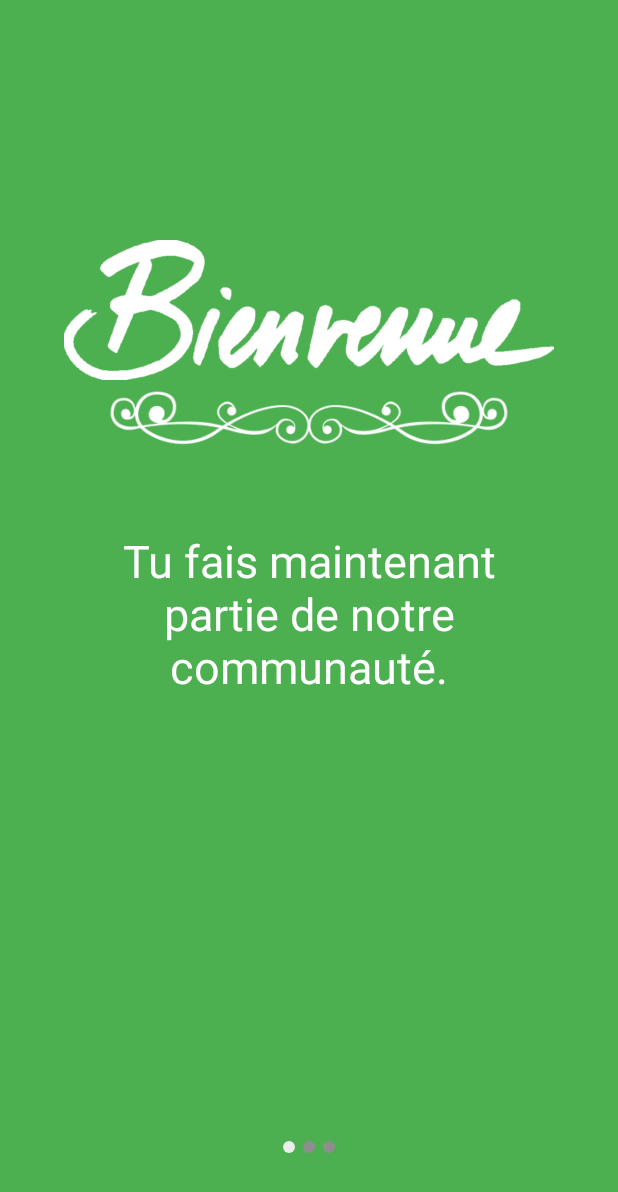
After one commit to SI3IHM20182019-R2/La-meilleure-appli-de-regime, an Android app: the WelcomeActivity screen opened directly, with no data from a screen before it, on a phone screen of 412 x 824 dp. The commit adds this screen. Shown: the top 1192 px of the screen. Run offline under Robolectric (Android 15) with nearby library versions, the phone set to English and light mode, and no system bars.

Commit message:
Mise en place d'un slider

```diff
--- a/Android/Regime_App/app/src/main/AndroidManifest.xml
+++ b/Android/Regime_App/app/src/main/AndroidManifest.xml
@@ -9,6 +9,8 @@
         android:roundIcon="@mipmap/ic_launcher_round"
         android:supportsRtl="true"
         android:theme="@style/AppTheme">
+        <activity android:name=".WelcomeActivity"></activity>
+        <activity android:name=".InscriptionActivity"></activity>
         <activity android:name=".MainActivity">
             <intent-filter>
                 <action android:name="android.intent.action.MAIN" />
--- /dev/null
+++ b/Android/Regime_App/app/src/main/java/com/example/regime_app/WelcomeActivity.java
@@ -0,0 +1,66 @@
+package com.example.regime_app;
+
+import android.support.v4.content.ContextCompat;
+import android.support.v4.view.ViewPager;
+import android.support.v7.app.AppCompatActivity;
+import android.os.Bundle;
+import android.view.ViewGroup;
+import android.widget.ImageView;
+import android.widget.LinearLayout;
+
+public class WelcomeActivity extends AppCompatActivity {
+
+    private ViewPager my_pager;
+    private int[] layouts = {R.layout.option_inscription_view_1, R.layout.option_inscription_view_2, R.layout.option_inscription_view_3};
+    private WelcomeAdaptater welcomeAdaptater;
+
+    private LinearLayout dotLayout;
+    private ImageView[] dots;
+
+    @Override
+    protected void onCreate(Bundle savedInstanceState) {
+        super.onCreate(savedInstanceState);
+        setContentView(R.layout.activity_welcome);
+
+        my_pager = (ViewPager)findViewById(R.id.viewPager);
+        welcomeAdaptater = new WelcomeAdaptater(layouts, this);
+        my_pager.setAdapter(welcomeAdaptater);
+
+        dotLayout = (LinearLayout)findViewById(R.id.dotsLayout);
+        createDots(0);
+
+        my_pager.addOnPageChangeListener(new ViewPager.OnPageChangeListener() {
+            @Override
+            public void onPageScrolled(int i, float v, int i1) {
+
+            }
+
+            @Override
+            public void onPageSelected(int position) {
+                createDots(position);
+            }
+
+            @Override
+            public void onPageScrollStateChanged(int i) {
+
+            }
+        });
+    }
+
+    private void createDots(int current_position) {
+        if (dotLayout != null) dotLayout.removeAllViews();
+        dots = new ImageView[layouts.length];
+        for (int i = 0 ; i < layouts.length ; ++i) {
+            dots[i] = new ImageView(this);
+            if (i == current_position) {
+                dots[i].setImageDrawable(ContextCompat.getDrawable(this, R.drawable.active_dots));
+            } else {
+                dots[i].setImageDrawable(ContextCompat.getDrawable(this, R.drawable.default_dots));
+            }
+            LinearLayout.LayoutParams params = new LinearLayout.LayoutParams(ViewGroup.LayoutParams.WRAP_CONTENT,
+                    ViewGroup.LayoutParams.WRAP_CONTENT);
+            params.setMargins(4,0,4,0);
+            dotLayout.addView(dots[i], params);
+        }
+    }
+}
--- /dev/null
+++ b/Android/Regime_App/app/src/main/java/com/example/regime_app/WelcomeAdaptater.java
@@ -0,0 +1,52 @@
+package com.example.regime_app;
+
+import android.content.Context;
+import android.graphics.Color;
+import android.support.annotation.NonNull;
+import android.support.v4.view.PagerAdapter;
+import android.view.LayoutInflater;
+import android.view.View;
+import android.view.ViewGroup;
+import android.widget.LinearLayout;
+
+public class WelcomeAdaptater extends PagerAdapter {
+
+    private int[] layouts;
+    private Context context;
+    private LayoutInflater layoutInflater;
+    private int[] lst_background = {
+            Color.rgb(55,55,55),
+            Color.rgb(239,85,85),
+            Color.rgb(110,49,89)
+    };
+
+    public WelcomeAdaptater(int[] layouts, Context context) {
+        this.layouts = layouts;
+        this.context = context;
+        layoutInflater = (LayoutInflater)context.getSystemService(Context.LAYOUT_INFLATER_SERVICE);
+    }
+
+    @Override
+    public int getCount() {
+        return layouts.length;
+    }
+
+    @Override
+    public boolean isViewFromObject(@NonNull View view, @NonNull Object o) {
+        return view == o;
+    }
+
+    @NonNull
+    @Override
+    public Object instantiateItem(@NonNull ViewGroup container, int position) {
+        View view = layoutInflater.inflate(layouts[position], container, false);
+        container.addView(view);
+        return view;
+    }
+
+    @Override
+    public void destroyItem(@NonNull ViewGroup container, int position, @NonNull Object object) {
+        View view = (View)object;
+        container.removeView(view);
+    }
+}
--- /dev/null
+++ b/Android/Regime_App/app/src/main/res/drawable/active_dots.xml
@@ -0,0 +1,9 @@
+<?xml version="1.0" encoding="utf-8"?>
+<shape xmlns:android="http://schemas.android.com/apk/res/android"
+    android:shape="oval"
+    android:useLevel="true"
+    android:dither="true">
+
+    <size android:height="8dp" android:width="8dp"></size>
+    <solid android:color="@color/activeDot"></solid>
+</shape>
--- /dev/null
+++ b/Android/Regime_App/app/src/main/res/drawable/default_dots.xml
@@ -0,0 +1,9 @@
+<?xml version="1.0" encoding="utf-8"?>
+<shape xmlns:android="http://schemas.android.com/apk/res/android"
+    android:shape="oval"
+    android:useLevel="true"
+    android:dither="true">
+
+    <size android:height="8dp" android:width="8dp"></size>
+    <solid android:color="@color/inactiveDot"></solid>
+</shape>
--- /dev/null
+++ b/Android/Regime_App/app/src/main/res/layout/activity_welcome.xml
@@ -0,0 +1,28 @@
+<?xml version="1.0" encoding="utf-8"?>
+<RelativeLayout xmlns:app="http://schemas.android.com/apk/res-auto"
+    xmlns:tools="http://schemas.android.com/tools"
+    xmlns:android="http://schemas.android.com/apk/res/android"
+    android:layout_width="match_parent"
+    android:layout_height="match_parent"
+    android:background="@color/bienvenue_green1"
+    tools:context=".WelcomeActivity">
+
+    <android.support.v4.view.ViewPager
+        android:layout_width="match_parent"
+        android:layout_height="match_parent"
+        android:layout_alignParentBottom="true"
+        android:id="@+id/viewPager">
+    </android.support.v4.view.ViewPager>
+
+    <LinearLayout
+        android:id="@+id/dotsLayout"
+        android:layout_width="match_parent"
+        android:layout_height="wrap_content"
+        android:layout_centerHorizontal="true"
+        android:layout_alignParentBottom="true"
+        android:layout_marginBottom="55sp"
+        android:gravity="center"
+        android:orientation="horizontal"
+        ></LinearLayout>
+
+</RelativeLayout>
--- /dev/null
+++ b/Android/Regime_App/app/src/main/res/layout/option_inscription_view_1.xml
@@ -0,0 +1,39 @@
+<?xml version="1.0" encoding="utf-8"?>
+<android.support.constraint.ConstraintLayout
+    xmlns:android="http://schemas.android.com/apk/res/android"
+    xmlns:app="http://schemas.android.com/apk/res-auto"
+    xmlns:tools="http://schemas.android.com/tools"
+    android:layout_width="match_parent"
+    android:layout_height="match_parent"
+    android:layout_gravity="center"
+    android:background="@color/bienvenue_green1">
+
+    <ImageView
+        android:id="@+id/imageView5"
+        android:layout_width="match_parent"
+        android:layout_height="137dp"
+        android:layout_marginStart="8dp"
+        android:layout_marginTop="160dp"
+        android:layout_marginEnd="8dp"
+        app:layout_constraintEnd_toEndOf="parent"
+        app:layout_constraintHorizontal_bias="0.0"
+        app:layout_constraintStart_toStartOf="parent"
+        app:layout_constraintTop_toTopOf="parent"
+        app:srcCompat="@drawable/logo_bienvenue"/>
+
+    <TextView
+        android:layout_width="match_parent"
+        android:layout_height="wrap_content"
+        android:layout_marginTop="56dp"
+        android:layout_marginRight="50dp"
+        android:layout_marginLeft="50dp"
+        android:gravity="center"
+        android:text="Tu fais maintenant partie de notre communauté."
+        android:textColor="@android:color/white"
+        android:textSize="30dp"
+        app:layout_constraintEnd_toEndOf="@+id/imageView5"
+        app:layout_constraintHorizontal_bias="0.0"
+        app:layout_constraintStart_toStartOf="@+id/imageView5"
+        app:layout_constraintTop_toBottomOf="@+id/imageView5" />
+
+</android.support.constraint.ConstraintLayout>
--- a/Android/Regime_App/app/src/main/res/values/colors.xml
+++ b/Android/Regime_App/app/src/main/res/values/colors.xml
@@ -3,4 +3,10 @@
     <color name="colorPrimary">#008577</color>
     <color name="colorPrimaryDark">#00574B</color>
     <color name="colorAccent">#D81B60</color>
+
+    <color name="bienvenue_green1">#4caf50</color>
+    <color name="bienvenue_green2">#8bc34a</color>
+
+    <color name="activeDot">#ECECEC</color>
+    <color name="inactiveDot">#8E8E8E</color>
 </resources>
--- a/Android/Regime_App/app/src/main/res/values/styles.xml
+++ b/Android/Regime_App/app/src/main/res/values/styles.xml
@@ -1,7 +1,7 @@
 <resources>
 
     <!-- Base application theme. -->
-    <style name="AppTheme" parent="Theme.AppCompat.Light.DarkActionBar">
+    <style name="AppTheme" parent="Theme.AppCompat.Light.NoActionBar">
         <!-- Customize your theme here. -->
         <item name="colorPrimary">@color/colorPrimary</item>
         <item name="colorPrimaryDark">@color/colorPrimaryDark</item>
```
Also changed, not shown: Android/Regime_App/app/src/main/java/com/example/regime_app/InscriptionActivity.java (added, +12 -0 lines), Android/Regime_App/app/src/main/java/com/example/regime_app/MainActivity.java (+15 -0 lines), Android/Regime_App/app/src/main/res/layout/activity_main.xml (+14 -1 lines), Android/Regime_App/app/src/main/res/layout/activity_option_inscription.xml (added, +15 -0 lines), Android/Regime_App/app/src/main/res/layout/inscription_form_view_1.xml (added, +7 -0 lines), Android/Regime_App/app/src/main/res/layout/option_inscription_view_2.xml (added, +25 -0 lines), Android/Regime_App/app/src/main/res/layout/option_inscription_view_3.xml (added, +25 -0 lines), Android/Regime_App/app/src/main/res/drawable/logo_bienvenue.png (added), Android/Regime_App/app/src/main/res/drawable/underline.png (added).
